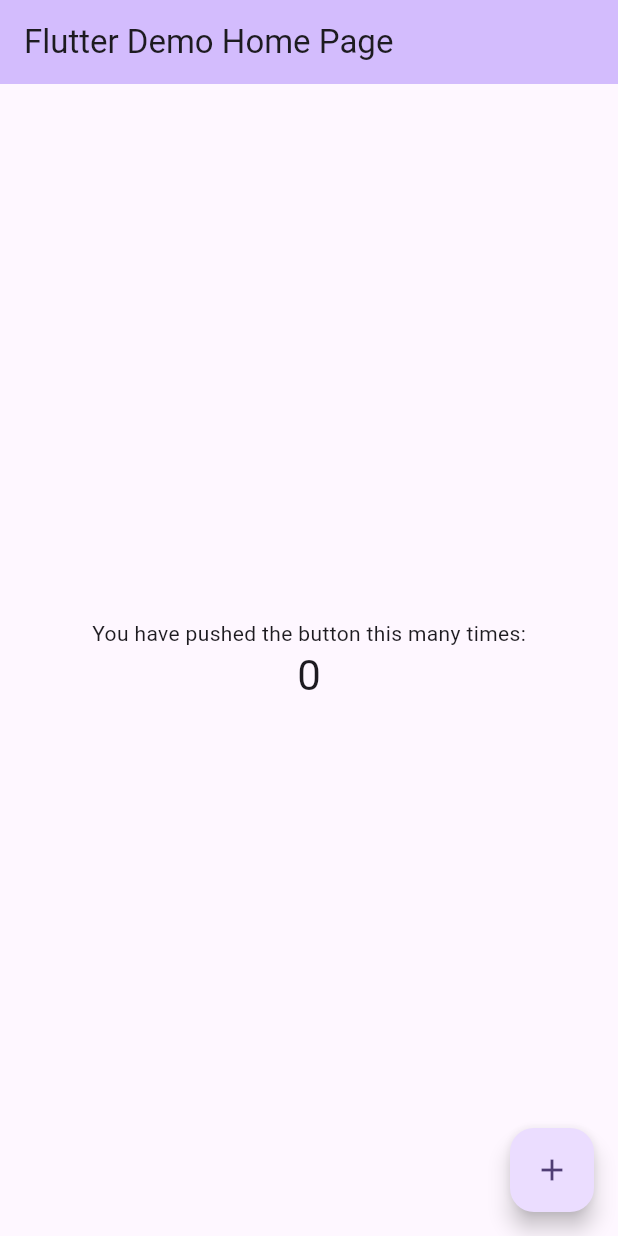
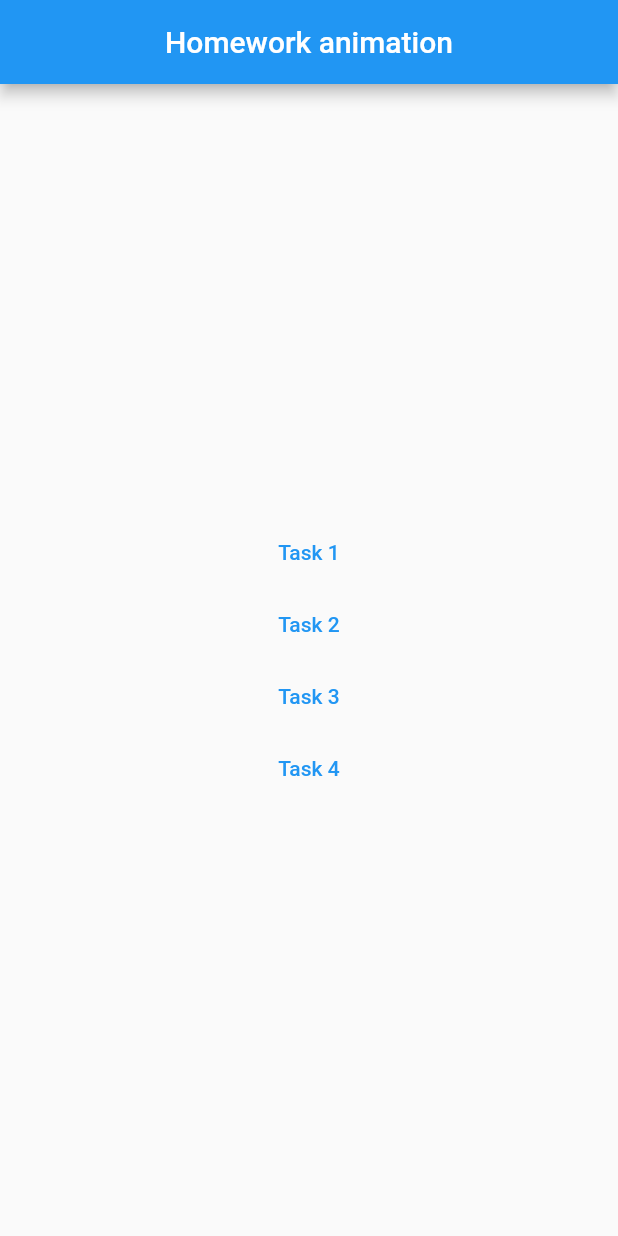
Before and after one commit to ravshan1119/animations, a Flutter app: the screen it shows after launch, on a phone screen of 412 x 824 dp. Run offline on Flutter 3.47's test engine with Material 2 defaults, Android fonts, the phone set to English and light mode, and no system bars.

Commit message:
animation tasks

```diff
--- a/lib/main.dart
+++ b/lib/main.dart
@@ -1,3 +1,6 @@
+import 'package:animations/ui/screens/home_screen.dart';
+import 'package:animations/ui/screens/screen_one.dart';
+import 'package:animations/ui/screens/screen_three.dart';
 import 'package:flutter/material.dart';
 
 void main() {
@@ -7,119 +10,11 @@ void main() {
 class MyApp extends StatelessWidget {
   const MyApp({super.key});
 
-  // This widget is the root of your application.
   @override
   Widget build(BuildContext context) {
-    return MaterialApp(
-      title: 'Flutter Demo',
-      theme: ThemeData(
-        // This is the theme of your application.
-        //
-        // TRY THIS: Try running your application with "flutter run". You'll see
-        // the application has a blue toolbar. Then, without quitting the app,
-        // try changing the seedColor in the colorScheme below to Colors.green
-        // and then invoke "hot reload" (save your changes or press the "hot
-        // reload" button in a Flutter-supported IDE, or press "r" if you used
-        // the command line to start the app).
-        //
-        // Notice that the counter didn't reset back to zero; the application
-        // state is not lost during the reload. To reset the state, use hot
-        // restart instead.
-        //
-        // This works for code too, not just values: Most code changes can be
-        // tested with just a hot reload.
-        colorScheme: ColorScheme.fromSeed(seedColor: Colors.deepPurple),
-        useMaterial3: true,
-      ),
-      home: const MyHomePage(title: 'Flutter Demo Home Page'),
+    return const MaterialApp(
+      debugShowCheckedModeBanner: false,
+      home: HomeScreen(),
     );
   }
 }
-
-class MyHomePage extends StatefulWidget {
-  const MyHomePage({super.key, required this.title});
-
-  // This widget is the home page of your application. It is stateful, meaning
-  // that it has a State object (defined below) that contains fields that affect
-  // how it looks.
-
-  // This class is the configuration for the state. It holds the values (in this
-  // case the title) provided by the parent (in this case the App widget) and
-  // used by the build method of the State. Fields in a Widget subclass are
-  // always marked "final".
-
-  final String title;
-
-  @override
-  State<MyHomePage> createState() => _MyHomePageState();
-}
-
-class _MyHomePageState extends State<MyHomePage> {
-  int _counter = 0;
-
-  void _incrementCounter() {
-    setState(() {
-      // This call to setState tells the Flutter framework that something has
-      // changed in this State, which causes it to rerun the build method below
-      // so that the display can reflect the updated values. If we changed
-      // _counter without calling setState(), then the build method would not be
-      // called again, and so nothing would appear to happen.
-      _counter++;
-    });
-  }
-
-  @override
-  Widget build(BuildContext context) {
-    // This method is rerun every time setState is called, for instance as done
-    // by the _incrementCounter method above.
-    //
-    // The Flutter framework has been optimized to make rerunning build methods
-    // fast, so that you can just rebuild anything that needs updating rather
-    // than having to individually change instances of widgets.
-    return Scaffold(
-      appBar: AppBar(
-        // TRY THIS: Try changing the color here to a specific color (to
-        // Colors.amber, perhaps?) and trigger a hot reload to see the AppBar
-        // change color while the other colors stay the same.
-        backgroundColor: Theme.of(context).colorScheme.inversePrimary,
-        // Here we take the value from the MyHomePage object that was created by
-        // the App.build method, and use it to set our appbar title.
-        title: Text(widget.title),
-      ),
-      body: Center(
-        // Center is a layout widget. It takes a single child and positions it
-        // in the middle of the parent.
-        child: Column(
-          // Column is also a layout widget. It takes a list of children and
-          // arranges them vertically. By default, it sizes itself to fit its
-          // children horizontally, and tries to be as tall as its parent.
-          //
-          // Column has various properties to control how it sizes itself and
-          // how it positions its children. Here we use mainAxisAlignment to
-          // center the children vertically; the main axis here is the vertical
-          // axis because Columns are vertical (the cross axis would be
-          // horizontal).
-          //
-          // TRY THIS: Invoke "debug painting" (choose the "Toggle Debug Paint"
-          // action in the IDE, or press "p" in the console), to see the
-          // wireframe for each widget.
-          mainAxisAlignment: MainAxisAlignment.center,
-          children: <Widget>[
-            const Text(
-              'You have pushed the button this many times:',
-            ),
-            Text(
-              '$_counter',
-              style: Theme.of(context).textTheme.headlineMedium,
-            ),
-          ],
-        ),
-      ),
-      floatingActionButton: FloatingActionButton(
-        onPressed: _incrementCounter,
-        tooltip: 'Increment',
-        child: const Icon(Icons.add),
-      ), // This trailing comma makes auto-formatting nicer for build methods.
-    );
-  }
-}
--- /dev/null
+++ b/lib/ui/screens/home_screen.dart
@@ -0,0 +1,65 @@
+import 'package:animations/ui/screens/screen_four.dart';
+import 'package:animations/ui/screens/screen_one.dart';
+import 'package:animations/ui/screens/screen_three.dart';
+import 'package:animations/ui/screens/screen_two.dart';
+import 'package:flutter/material.dart';
+
+class HomeScreen extends StatelessWidget {
+  const HomeScreen({super.key});
+
+  @override
+  Widget build(BuildContext context) {
+    return Scaffold(
+      appBar: AppBar(
+        title: const Text("Homework animation"),
+        centerTitle: true,
+      ),
+      body: Column(
+        mainAxisAlignment: MainAxisAlignment.center,
+        children: [
+          Center(
+            child: TextButton(
+                onPressed: () {
+                  Navigator.push(
+                      context,
+                      MaterialPageRoute(
+                          builder: (context) => const ScreenOne()));
+                },
+                child: const Text("Task 1")),
+          ),
+          Center(
+            child: TextButton(
+                onPressed: () {
+                  Navigator.push(
+                      context,
+                      MaterialPageRoute(
+                          builder: (context) => const ScreenTwo()));
+                },
+                child: const Text("Task 2")),
+          ),
+
+          Center(
+            child: TextButton(
+                onPressed: () {
+                  Navigator.push(
+                      context,
+                      MaterialPageRoute(
+                          builder: (context) => const ScreenThree()));
+                },
+                child: const Text("Task 3")),
+          ),
+          Center(
+            child: TextButton(
+                onPressed: () {
+                  Navigator.push(
+                      context,
+                      MaterialPageRoute(
+                          builder: (context) => const ScreenFour()));
+                },
+                child: const Text("Task 4")),
+          ),
+        ],
+      ),
+    );
+  }
+}
```
Also changed, not shown: lib/ui/screens/screen_four.dart (added, +112 -0 lines), lib/ui/screens/screen_one.dart (added, +62 -0 lines), lib/ui/screens/screen_three.dart (added, +165 -0 lines), lib/ui/screens/screen_two.dart (added, +87 -0 lines).
